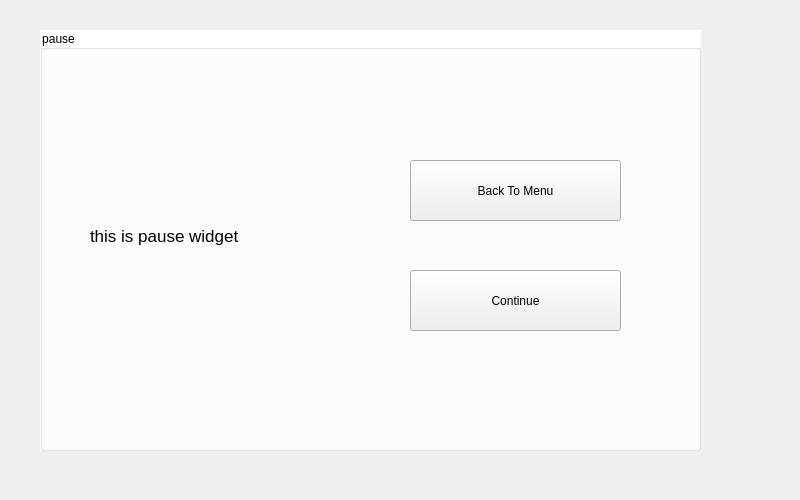
First picture: the form in Tank_Trouble_IV/pausewidget.ui, repository raitocc/run, before the edit.
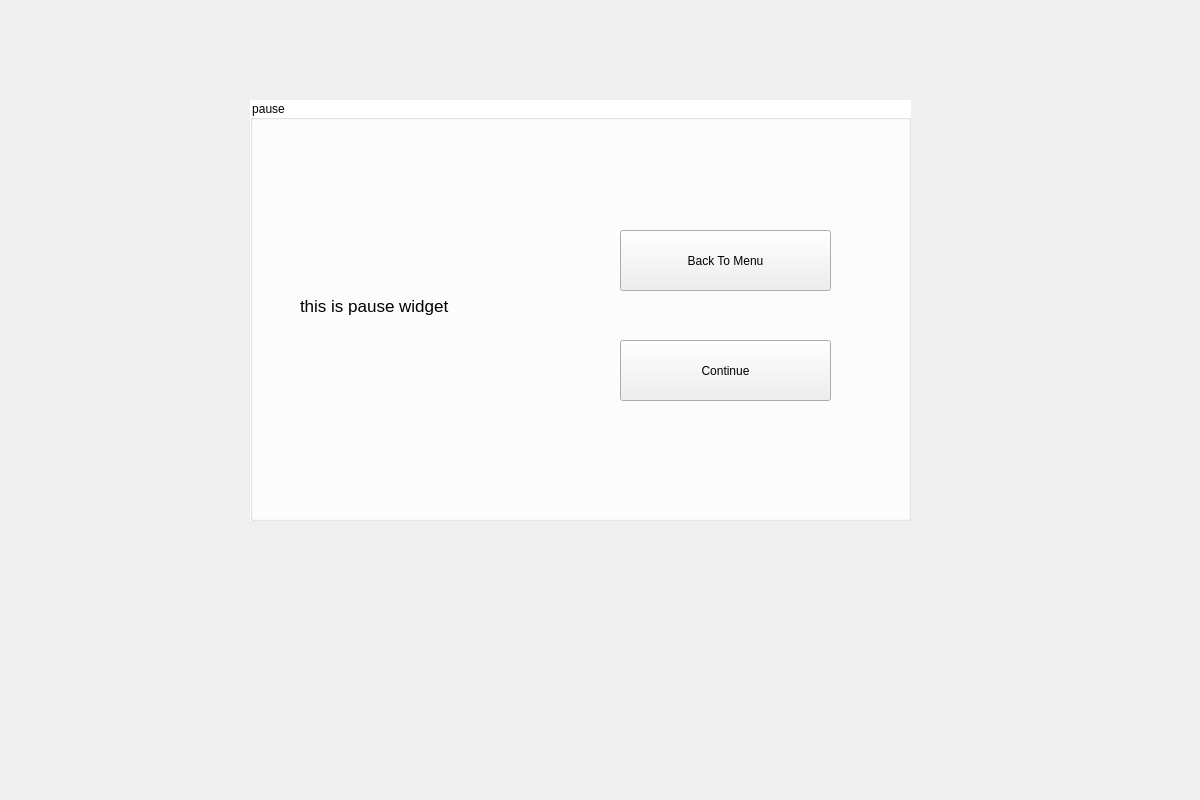
Second picture: the form after the edit.

```diff
--- a/Tank_Trouble_IV/pausewidget.ui
+++ b/Tank_Trouble_IV/pausewidget.ui
@@ -6,8 +6,8 @@
    <rect>
     <x>0</x>
     <y>0</y>
-    <width>800</width>
-    <height>500</height>
+    <width>1200</width>
+    <height>800</height>
    </rect>
   </property>
   <property name="windowTitle">
@@ -19,8 +19,8 @@
   <widget class="QGroupBox" name="groupBox">
    <property name="geometry">
     <rect>
-     <x>40</x>
-     <y>30</y>
+     <x>250</x>
+     <y>100</y>
      <width>661</width>
      <height>421</height>
     </rect>
```
